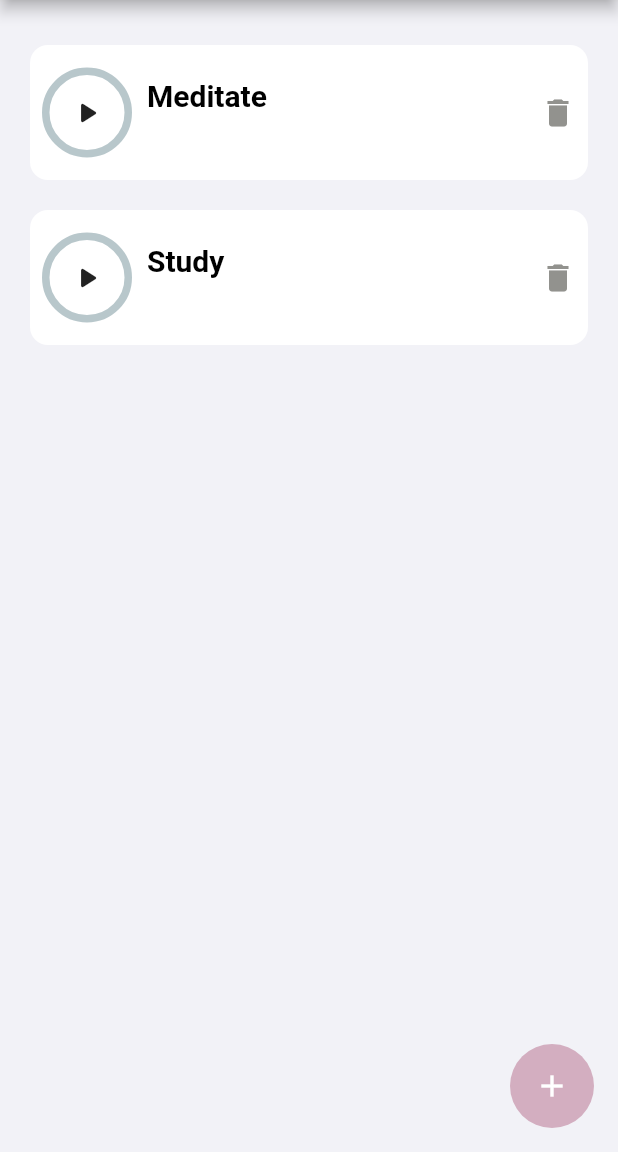
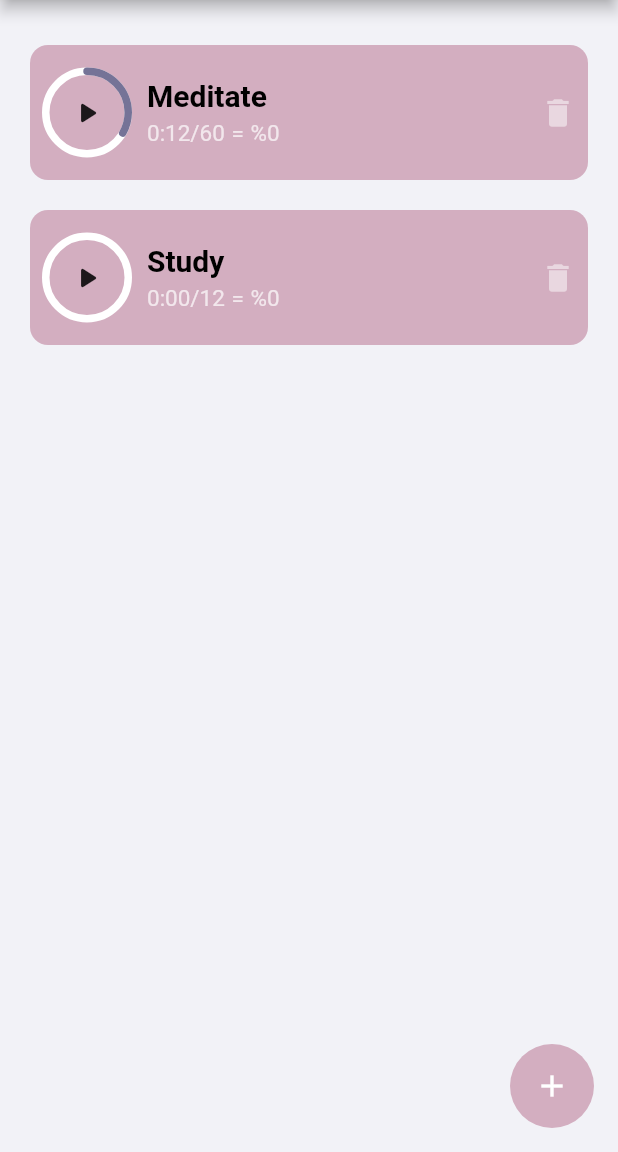
Before and after one commit to beyzaevcen/My-Life-Planner, a Flutter app: the HabittrickerPage screen opened directly, on a phone screen of 412 x 824 dp, the part 84-1236 px from its top. Run offline on Flutter 3.47's test engine with Material 2 defaults, Android fonts, the phone set to English and light mode, and no system bars; drawn by our look-alikes of flutter_easyloading, percent_indicator; our stand-ins replace cloud_firestore, firebase_auth, firebase_core, flutter_datetime_picker, font_awesome_flutter, get and 7 more; missing offline and left inert: flutter_quill; accounts and stored records are empty.

Commit message:
Habit page edited

```diff
--- a/lib/controllers/habit_controller.dart
+++ b/lib/controllers/habit_controller.dart
@@ -1,11 +1,12 @@
 import 'package:flutter/material.dart';
 import 'package:get/get.dart';
 import 'package:notes_app/models/habit.dart';
+import 'package:notes_app/services.dart/habit_api.dart';
 import 'package:notes_app/widgets/addhabit_widget.dart';
 
 class HabitController extends GetxController {
   final HabitList =
-      <Habit>[Habit(0, 60, false, "Meditate", "0"), Habit(0, 12, false, "Study", "1")].obs;
+      <Habit>[Habit(12, 60, false, "Meditate", "0"), Habit(0, 12, false, "Study", "1")].obs;
 
   final habitName = TextEditingController();
   final timeGoal = TextEditingController();
@@ -57,6 +58,7 @@ class HabitController extends GetxController {
   void createHbait() {
     String id = DateTime.now().toString();
     HabitList.add(Habit(0, int.parse(timeGoal.text), false, habitName.text, id));
+    HabitApi.createHabit(Habit(0, int.parse(timeGoal.text), false, habitName.text, id));
     habitName.clear();
     timeGoal.clear();
     Get.back();
--- a/lib/models/habit.dart
+++ b/lib/models/habit.dart
@@ -1,3 +1,5 @@
+import 'dart:convert';
+
 class Habit {
   int timeSpent;
   int timeGoal;
@@ -5,5 +7,37 @@ class Habit {
   final String habitTile;
   String id;
 
-  Habit(this.timeSpent, this.timeGoal, this.habitStarted, this.habitTile, this.id);
+  Habit(
+    this.timeSpent,
+    this.timeGoal,
+    this.habitStarted,
+    this.habitTile,
+    this.id,
+  );
+
+  Map<String, dynamic> toMap() {
+    final result = <String, dynamic>{};
+
+    result.addAll({'timeSpent': timeSpent});
+    result.addAll({'timeGoal': timeGoal});
+    result.addAll({'habitStarted': habitStarted});
+    result.addAll({'habitTile': habitTile});
+    result.addAll({'id': id});
+
+    return result;
+  }
+
+  factory Habit.fromMap(Map<String, dynamic> map) {
+    return Habit(
+      map['timeSpent']?.toInt() ?? 0,
+      map['timeGoal']?.toInt() ?? 0,
+      map['habitStarted'] ?? false,
+      map['habitTile'] ?? '',
+      map['id'] ?? '',
+    );
+  }
+
+  String toJson() => json.encode(toMap());
+
+  factory Habit.fromJson(String source) => Habit.fromMap(json.decode(source));
 }
--- a/lib/widgets/frontview.dart
+++ b/lib/widgets/frontview.dart
@@ -13,7 +13,7 @@ class FrontView extends StatelessWidget {
       padding: const EdgeInsets.all(20.0),
       child: Container(
         decoration: BoxDecoration(
-          color: CColors.main2Color,
+          color: CColors.mainColor,
           borderRadius: BorderRadius.circular(12.0),
         ),
         child: Padding(
--- a/lib/widgets/habittile.dart
+++ b/lib/widgets/habittile.dart
@@ -30,7 +30,7 @@ class HabitTile extends GetView<HabitController> {
             width: Get.width,
             height: 90,
             decoration:
-                BoxDecoration(borderRadius: BorderRadius.circular(12), color: CColors.white),
+                BoxDecoration(borderRadius: BorderRadius.circular(12), color: CColors.main2Color),
             child: Row(
               mainAxisAlignment: MainAxisAlignment.spaceBetween,
               children: [
@@ -48,7 +48,11 @@ class HabitTile extends GetView<HabitController> {
                             CircularPercentIndicator(
                                 radius: 30,
                                 percent: (controller.percentCompleted(timeSpent, timeGoal) * 100),
-                                progressColor: CColors.black),
+                                backgroundColor: CColors.white,
+                                circularStrokeCap: CircularStrokeCap.round,
+                                animation: true,
+                                animationDuration: 1500,
+                                progressColor: CColors.mainColor),
                             Center(
                                 child: IconButton(
                                     onPressed: onTap,
@@ -75,7 +79,7 @@ class HabitTile extends GetView<HabitController> {
                           ),
                           Text(
                             "${controller.formatToMinSecond(timeSpent)}/$timeGoal = %${(controller.percentCompleted(timeSpent, timeGoal) * 100).toStringAsFixed(0)}",
-                            style: const TextStyle(color: CColors.white, fontSize: 15),
+                            style: TextStyle(color: CColors.white.withOpacity(0.7), fontSize: 15),
                           )
                         ],
                       ),
@@ -86,9 +90,9 @@ class HabitTile extends GetView<HabitController> {
                   padding: const EdgeInsets.only(right: 8.0),
                   child: GestureDetector(
                     onTap: deleteTap,
-                    child: const Icon(
+                    child: Icon(
                       Icons.delete,
-                      color: CColors.darkSubtitle,
+                      color: CColors.white.withOpacity(0.5),
                     ),
                   ),
                 )
```
Also changed, not shown: lib/services.dart/habit_api.dart (added, +58 -0 lines), 1 other file.
